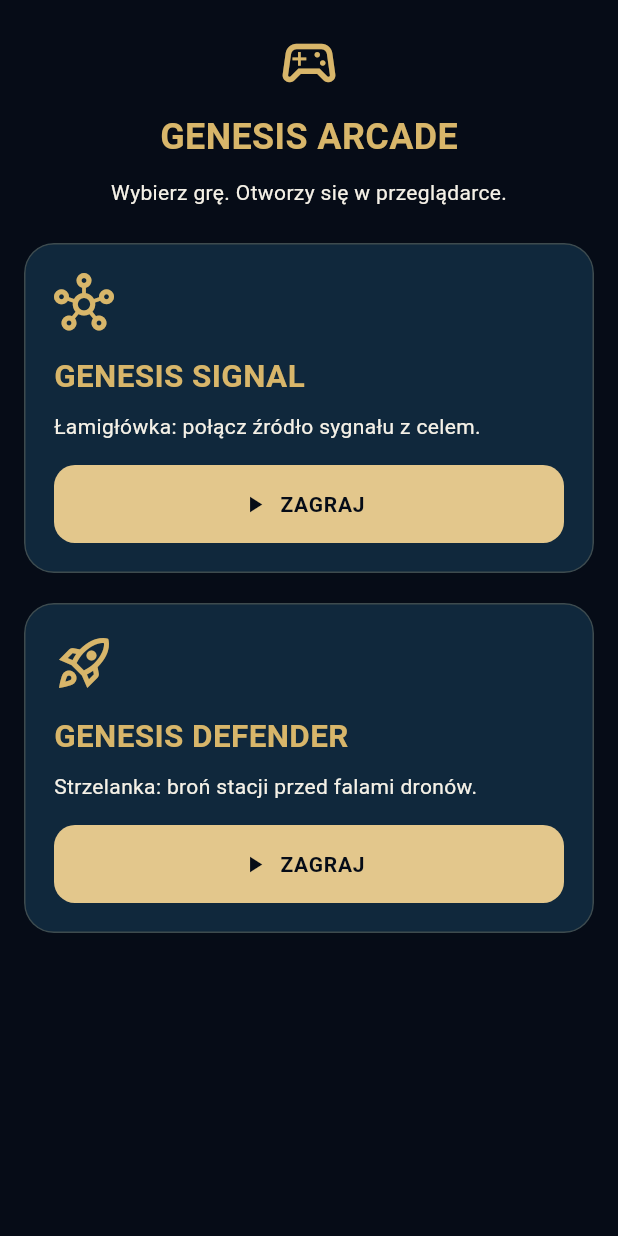
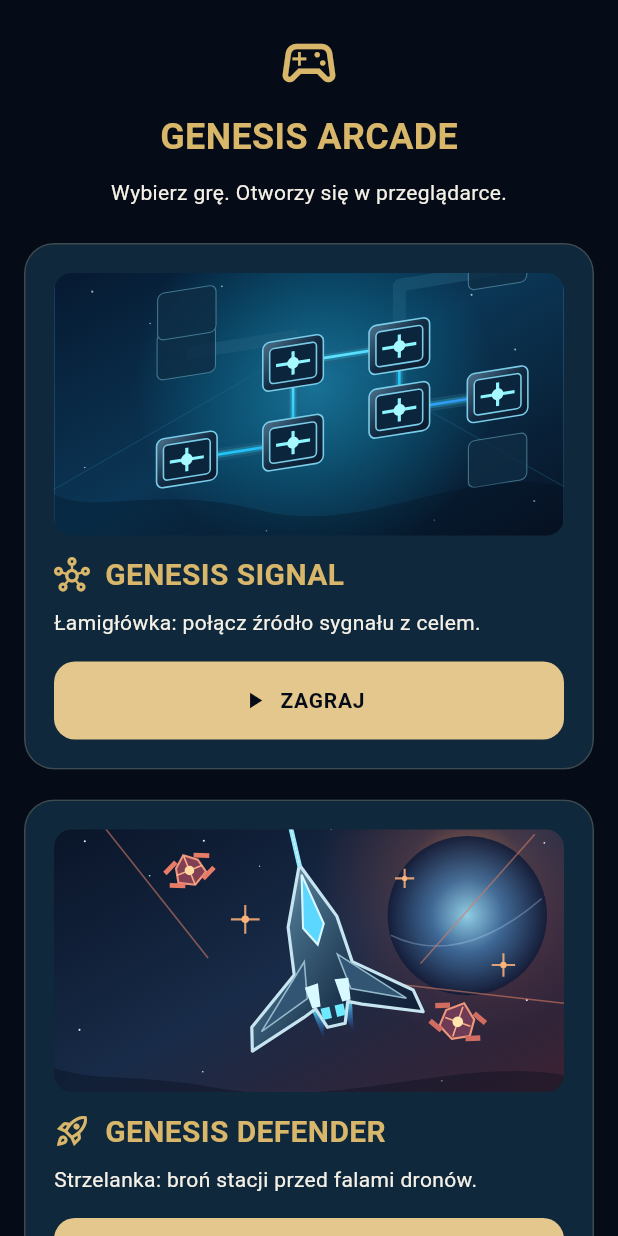
Before and after one commit to AIGlobalCommunity/ai-global-app, a Flutter app: the GenesisGameTab widget shown alone on an empty page, opened directly, on a phone screen of 412 x 824 dp. Run offline on Flutter 3.47's test engine with Material 3 defaults, Android fonts, the phone set to English and light mode, and no system bars; our stand-ins replace flutter_svg, image_picker, share_plus, shared_preferences, supabase_flutter; missing offline and left inert: dart:html, dart:ui_web; accounts and stored records are empty; network calls fail; Roboto replaces fonts that are missing (Georgia).

Commit message:
Show illustrated Genesis game cards in mobile native fallback

```diff
--- a/lib/genesis_game_embed_stub.dart
+++ b/lib/genesis_game_embed_stub.dart
@@ -1,4 +1,5 @@
 import 'package:flutter/material.dart';
+import 'package:flutter_svg/flutter_svg.dart';
 import 'package:url_launcher/url_launcher.dart';
 
 /// Native fallback: game cards open the HTML5 games in the browser.
@@ -29,6 +30,7 @@ class GenesisGameTab extends StatelessWidget {
             title: 'GENESIS SIGNAL',
             description: 'Łamigłówka: połącz źródło sygnału z celem.',
             file: 'genesis-game.html',
+            artwork: 'assets/genesis_signal_card.svg',
           ),
           const SizedBox(height: 12),
           _card(
@@ -36,6 +38,7 @@ class GenesisGameTab extends StatelessWidget {
             title: 'GENESIS DEFENDER',
             description: 'Strzelanka: broń stacji przed falami dronów.',
             file: 'genesis-defender.html',
+            artwork: 'assets/genesis_defender_card.svg',
           ),
         ],
       ),
@@ -47,6 +50,7 @@ class GenesisGameTab extends StatelessWidget {
     required String title,
     required String description,
     required String file,
+    required String artwork,
   }) => Card(
     color: const Color(0xFF10283C),
     clipBehavior: Clip.antiAlias,
@@ -57,10 +61,21 @@ class GenesisGameTab extends StatelessWidget {
         child: Column(
           crossAxisAlignment: CrossAxisAlignment.start,
           children: [
-            Icon(icon, size: 40, color: gold),
-            const SizedBox(height: 14),
-            Text(title, style: const TextStyle(
-              fontSize: 21, fontWeight: FontWeight.bold, color: gold)),
+            ClipRRect(
+              borderRadius: BorderRadius.circular(12),
+              child: SizedBox(
+                width: double.infinity,
+                height: 175,
+                child: SvgPicture.asset(artwork, fit: BoxFit.cover),
+              ),
+            ),
+            const SizedBox(height: 12),
+            Row(children: [
+              Icon(icon, size: 24, color: gold),
+              const SizedBox(width: 10),
+              Expanded(child: Text(title, style: const TextStyle(
+                fontSize: 20, fontWeight: FontWeight.bold, color: gold))),
+            ]),
             const SizedBox(height: 8),
             Text(description),
             const SizedBox(height: 16),
```
